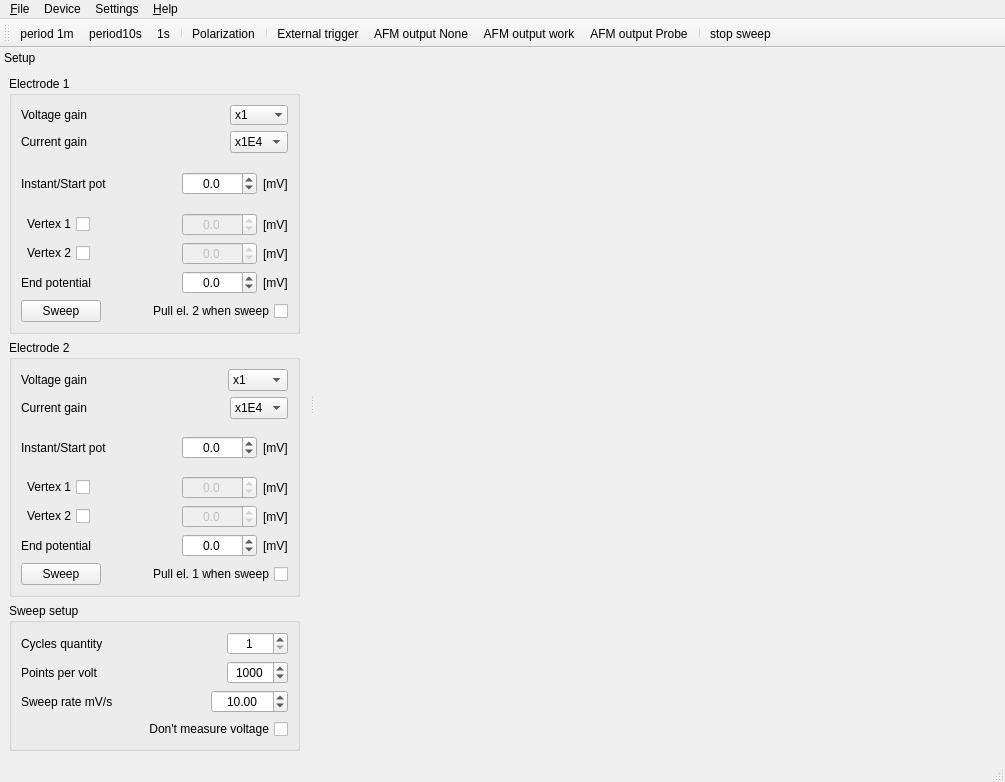
Before: the Qt Designer form software/digitizer/src/main_wnd.ui in z80/digitizer, drawn with Qt 5.
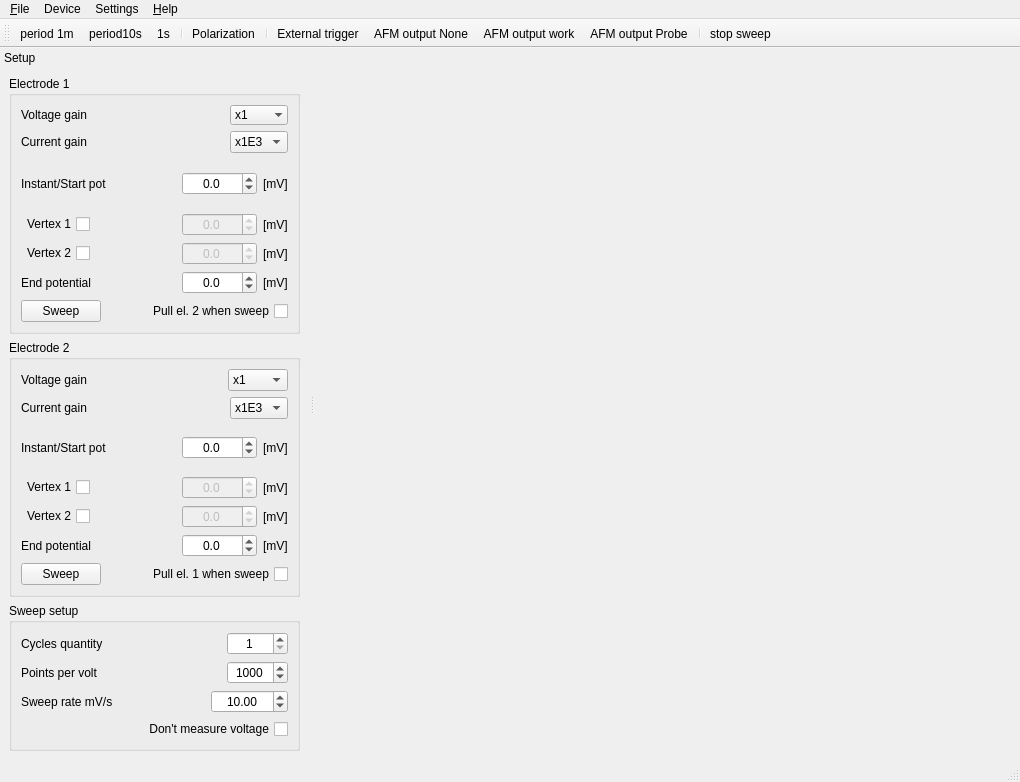
After: the same form once the commit is applied. Icons and pictures are not drawn.

Diff of the .ui file:
```diff
--- a/software/digitizer/src/main_wnd.ui
+++ b/software/digitizer/src/main_wnd.ui
@@ -6,7 +6,7 @@
    <rect>
     <x>0</x>
     <y>0</y>
-    <width>1005</width>
+    <width>1020</width>
     <height>782</height>
    </rect>
   </property>
@@ -32,7 +32,7 @@
     <rect>
      <x>0</x>
      <y>0</y>
-     <width>1005</width>
+     <width>1020</width>
      <height>21</height>
     </rect>
    </property>
@@ -160,6 +160,11 @@
           </item>
           <item>
            <widget class="QComboBox" name="workCurrGain">
+            <item>
+             <property name="text">
+              <string>x1E3</string>
+             </property>
+            </item>
             <item>
              <property name="text">
               <string>x1E4</string>
@@ -542,6 +547,11 @@
           </item>
           <item>
            <widget class="QComboBox" name="probeCurrGain">
+            <item>
+             <property name="text">
+              <string>x1E3</string>
+             </property>
+            </item>
             <item>
              <property name="text">
               <string>x1E4</string>
```
